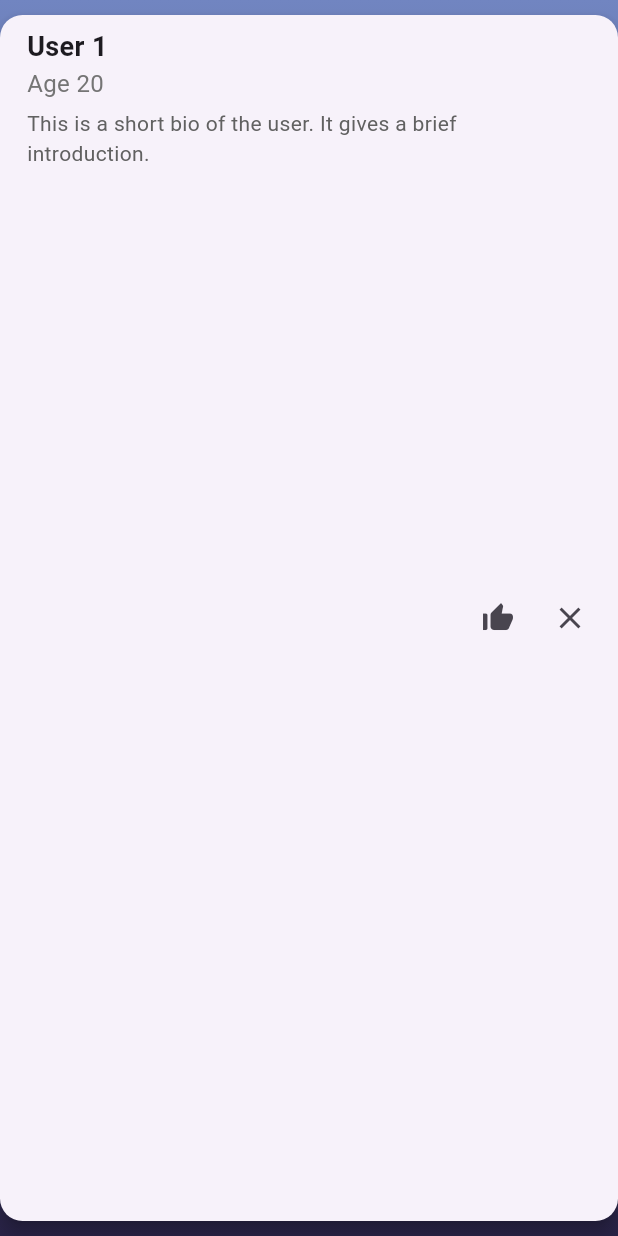
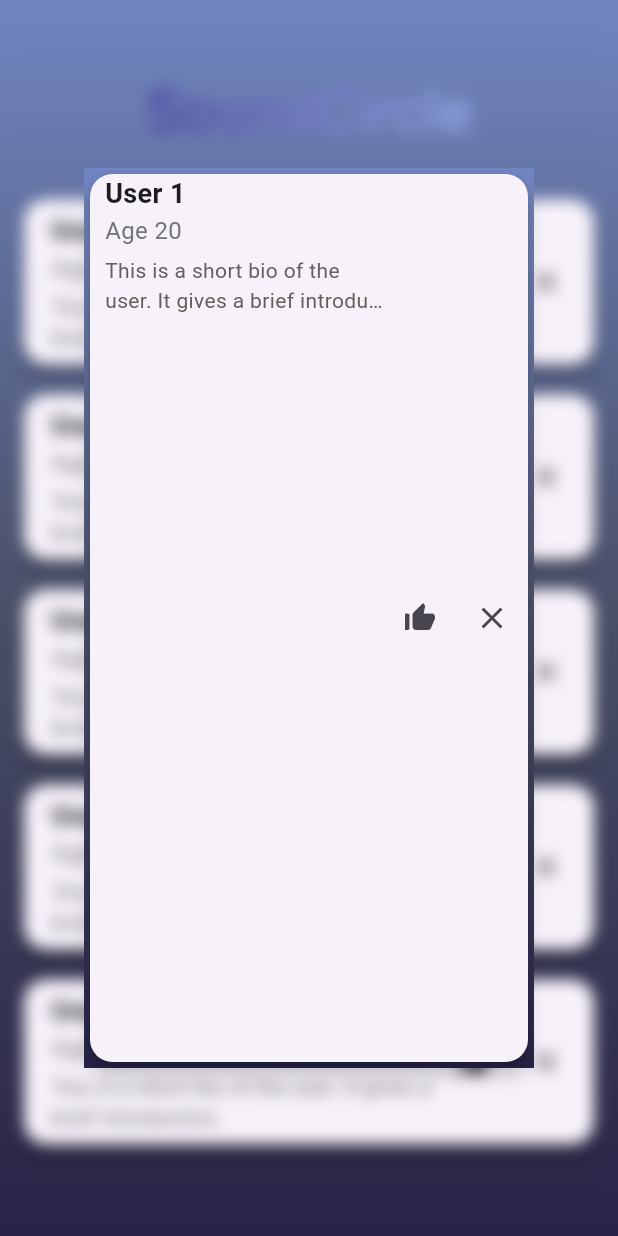
Before and after one commit to itsjeetjoshi/SoundCircle, a Flutter app: the screen it shows after launch, after a tap on an icon or button, on a phone screen of 412 x 824 dp. Run offline on Flutter 3.47's test engine with Material 3 defaults, Android fonts, the light colour scheme and no system bars; our stand-ins replace firebase_auth, firebase_core, flutter_otp_text_field; accounts and stored records are empty.

Commit message:
new changes

```diff
--- a/lib/feed.dart
+++ b/lib/feed.dart
@@ -1,5 +1,4 @@
 import 'dart:ui';
-
 import 'package:flutter/material.dart';
 import 'reusedComponents/profileCard.dart';
 import 'gradientText.dart';
@@ -140,7 +139,11 @@ class _feedState extends State<feed> {
   }
 
   Widget buildOverlay() {
-    return Positioned.fill(
+    return Align(
+      alignment: Alignment.center,
+      child: SizedBox(
+        height: 600,
+        width: 300,
         child: Stack(
           children: [
             GestureDetector(
@@ -157,6 +160,7 @@ class _feedState extends State<feed> {
             ),
           ],
         ),
+      ),
     );
   }
 }
--- a/lib/loginPage.dart
+++ b/lib/loginPage.dart
@@ -1,5 +1,4 @@
 import 'dart:developer';
-
 import 'package:flutter/material.dart';
 import 'package:soundcircle/createAccount.dart';
 import 'package:soundcircle/otpPage.dart';
--- a/lib/main.dart
+++ b/lib/main.dart
@@ -3,10 +3,15 @@ import 'package:flutter/material.dart';
 import 'package:soundcircle/feed.dart';
 import 'package:soundcircle/loginPage.dart';
 import 'package:soundcircle/gradientText.dart';
-import 'package:soundcircle/loginPage.dart';
+import 'package:firebase_core/firebase_core.dart';
+import 'firebase_options.dart';
 
-void main() {
-  runApp(const MyApp());
+void main() async {
+  WidgetsFlutterBinding.ensureInitialized();
+  await Firebase.initializeApp(
+    options: DefaultFirebaseOptions.currentPlatform,
+  );
+  runApp(MyApp());
 }
 
 class MyApp extends StatelessWidget {
--- a/lib/otpPage.dart
+++ b/lib/otpPage.dart
@@ -5,7 +5,6 @@ import 'package:flutter/material.dart';
 import 'package:soundcircle/gradientText.dart';
 import 'package:flutter_otp_text_field/flutter_otp_text_field.dart';
 import 'package:soundcircle/loginPage.dart';
-
 import 'feed.dart';
 
 class otpPage extends StatefulWidget {
--- a/lib/reusedComponents/profileCard.dart
+++ b/lib/reusedComponents/profileCard.dart
@@ -22,14 +22,14 @@ class _profileCardState extends State<profileCard> {
         ),
       ),
       child: Center(
+        child: SizedBox(
+          height: 600,
+          width: 300,
           child: Card(
-              margin: const EdgeInsets.symmetric(vertical: 10),
             shape: RoundedRectangleBorder(
               borderRadius: BorderRadius.circular(15),
             ),
             elevation: 5,
-              child: Padding(
-                padding: const EdgeInsets.all(8.0),
             child: Row(
               children: [
                 const SizedBox(width: 10),
--- a/pubspec.yaml
+++ b/pubspec.yaml
@@ -37,6 +37,7 @@ dependencies:
   # The following adds the Cupertino Icons font to your application.
   # Use with the CupertinoIcons class for iOS style icons.
   cupertino_icons: ^1.0.2
+  firebase_core: ^2.32.0
 
 dev_dependencies:
   flutter_test:
```
Also changed, not shown: firebase.json (added), lib/firebase_options.dart (added), pubspec.lock, 2 other files. Lines whose indentation alone changed are shown as unchanged.
